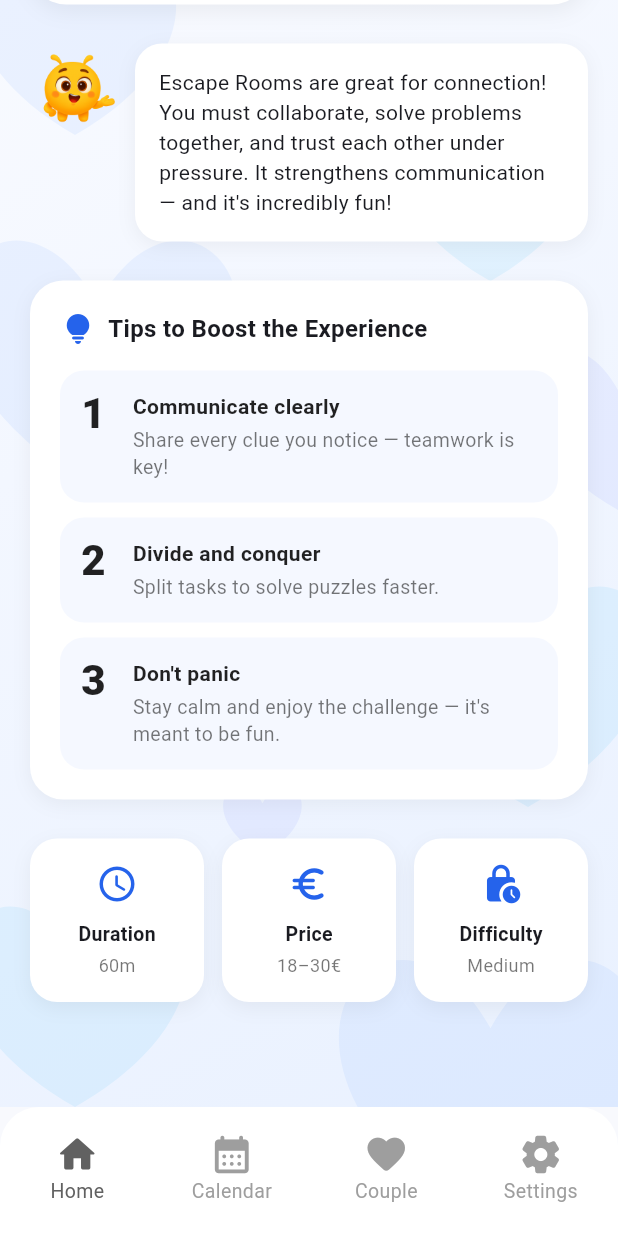
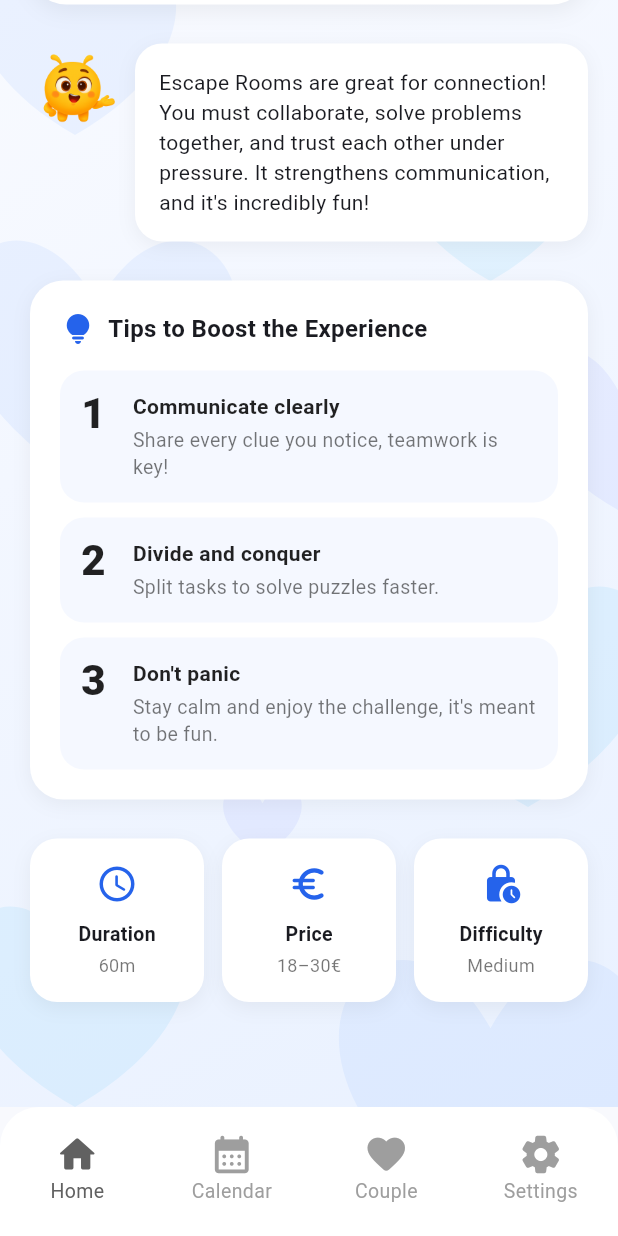
Before and after one commit to Tomasalexpt30/IPM_Bonded, a Flutter app: the EscapeRoomPage screen opened directly with empty values, scrolled down 503 dp, on a phone screen of 412 x 824 dp. Run offline on Flutter 3.47's test engine with Material 3 defaults, Android fonts, the phone set to English and light mode, and no system bars; our stand-ins replace confetti, fl_chart, photo_view; Roboto replaces fonts that are missing (Poppins).

Commit message:
Bonded APP Version 17.5
- Small Fixes

```diff
--- a/lib/bondie/pages/actions/insights/options/energy_reset.dart
+++ b/lib/bondie/pages/actions/insights/options/energy_reset.dart
@@ -9,7 +9,7 @@ class EnergyResetOption {
     "Step outside for a minute of fresh air together, even if it's just the balcony.",
     "Sit close for a moment without speaking and let the quiet settle.",
     "Release tension by stretching your shoulders together for a few seconds.",
-    "Look at each other and share a small smile — it resets the mood instantly.",
+    "Look at each other and share a small smile, it resets the mood instantly.",
   ];
 
   static void show(BuildContext context) {
--- a/lib/bondie/pages/actions/recommendations/real_world_dates/options/escape_room_page.dart
+++ b/lib/bondie/pages/actions/recommendations/real_world_dates/options/escape_room_page.dart
@@ -115,7 +115,7 @@ class EscapeRoomPage extends StatelessWidget {
           const Text(
             "Escape Rooms are thrilling and fun date activities where you solve puzzles, "
                 "follow clues, and escape before time runs out. It’s teamwork and excitement in one!\n\n"
-                "We recommend the Escape Rooms from GAME OVER — they’re known for great themes "
+                "We recommend the Escape Rooms from GAME OVER, they’re known for great themes "
                 "and high-quality immersive experiences.",
             textAlign: TextAlign.center,
             style: TextStyle(
@@ -231,7 +231,7 @@ class EscapeRoomPage extends StatelessWidget {
           _tipCard(
             number: "1",
             title: "Communicate clearly",
-            subtitle: "Share every clue you notice — teamwork is key!",
+            subtitle: "Share every clue you notice, teamwork is key!",
           ),
           const SizedBox(height: 10),
 
@@ -245,7 +245,7 @@ class EscapeRoomPage extends StatelessWidget {
           _tipCard(
             number: "3",
             title: "Don't panic",
-            subtitle: "Stay calm and enjoy the challenge — it's meant to be fun.",
+            subtitle: "Stay calm and enjoy the challenge, it's meant to be fun.",
           ),
         ],
       ),
@@ -337,7 +337,7 @@ class EscapeRoomPage extends StatelessWidget {
               "Escape Rooms are great for connection!"
                   " You must collaborate, solve problems together,"
                   " and trust each other under pressure."
-                  " It strengthens communication — and it's incredibly fun!",
+                  " It strengthens communication, and it's incredibly fun!",
               style: TextStyle(
                 fontSize: 14,
                 height: 1.45,
--- a/lib/bondie/pages/actions/recommendations/real_world_dates/options/omakase_wa_page.dart
+++ b/lib/bondie/pages/actions/recommendations/real_world_dates/options/omakase_wa_page.dart
@@ -230,14 +230,14 @@ class OmakaseWaPage extends StatelessWidget {
           _tipCard(
             number: "1",
             title: "Let the chef guide you",
-            subtitle: "Omakase means 'I leave it up to you' — trust the flow.",
+            subtitle: "Omakase means 'I leave it up to you': trust the flow.",
           ),
           const SizedBox(height: 10),
 
           _tipCard(
             number: "2",
             title: "Go slow and appreciate each bite",
-            subtitle: "The tasting sequence is intentional — savor it.",
+            subtitle: "The tasting sequence is intentional, savor it.",
           ),
           const SizedBox(height: 10),
 
--- a/lib/bondie/pages/actions/recommendations/real_world_dates/options/tile_museum_page.dart
+++ b/lib/bondie/pages/actions/recommendations/real_world_dates/options/tile_museum_page.dart
@@ -229,7 +229,7 @@ class TileMuseumPage extends StatelessWidget {
           _tipCard(
             number: "1",
             title: "Take your time",
-            subtitle: "There are centuries of history — don’t rush it.",
+            subtitle: "There are centuries of history, don’t rush it.",
           ),
           const SizedBox(height: 10),
 
--- a/lib/bondie/pages/actions/recommendations/real_world_dates/options/zero_latency_page.dart
+++ b/lib/bondie/pages/actions/recommendations/real_world_dates/options/zero_latency_page.dart
@@ -114,7 +114,7 @@ class ZeroLatencyPage extends StatelessWidget {
           const SizedBox(height: 0),
 
           const Text(
-            "Zero Latency is a next-generation virtual reality experience — "
+            "Zero Latency is a next-generation virtual reality experience,"
                 "completely wireless and full-scale. You walk freely in a large physical space "
                 "while exploring highly immersive virtual worlds. "
                 "It’s one of the most intense, cooperative, and memorable date activities you can do!",
@@ -232,7 +232,7 @@ class ZeroLatencyPage extends StatelessWidget {
           _tipCard(
             number: "1",
             title: "Wear comfortable clothes",
-            subtitle: "You'll move a lot — comfort makes a big difference.",
+            subtitle: "You'll move a lot, comfort makes a big difference.",
           ),
           const SizedBox(height: 10),
 
```
Also changed, not shown: lib/bondie/pages/actions/insights/options/ask_bondie.dart (+5 -5 lines).
